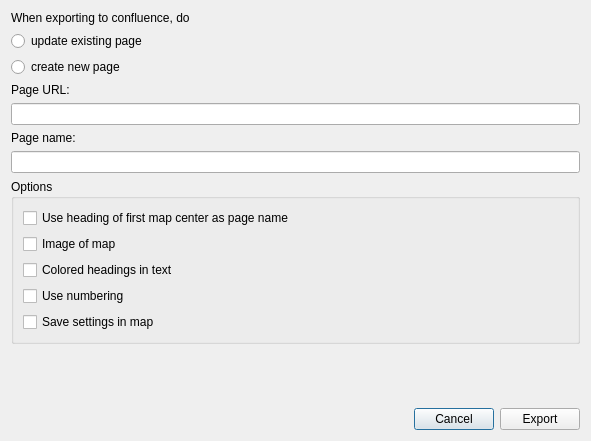
Old version of the form forms/export-confluence-dialog.ui in the repository insilmaril/vym.
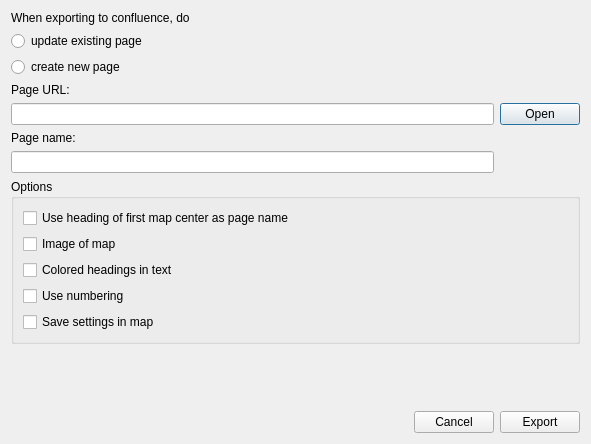
New version of the form. Icons and pictures are not drawn.

Commit message: Button to open page in Confluence dialog

Patch:
```diff
--- a/forms/export-confluence-dialog.ui
+++ b/forms/export-confluence-dialog.ui
@@ -7,7 +7,7 @@
     <x>0</x>
     <y>0</y>
     <width>591</width>
-    <height>441</height>
+    <height>444</height>
    </rect>
   </property>
   <property name="windowTitle">
@@ -49,17 +49,52 @@
     </widget>
    </item>
    <item>
-    <widget class="QLineEdit" name="lineEditURL"/>
-   </item>
-   <item>
+    <layout class="QGridLayout" name="gridLayout">
+     <item row="0" column="0">
+      <widget class="QLineEdit" name="lineEditURL">
+       <property name="sizePolicy">
+        <sizepolicy hsizetype="Minimum" vsizetype="Fixed">
+         <horstretch>0</horstretch>
+         <verstretch>0</verstretch>
+        </sizepolicy>
+       </property>
+      </widget>
+     </item>
+     <item row="0" column="1">
+      <widget class="QPushButton" name="openPageButton">
+       <property name="text">
+        <string>Open</string>
+       </property>
+       <property name="icon">
+        <iconset resource="../vym.qrc">
+         <normaloff>:/flag-url.svg</normaloff>:/flag-url.svg</iconset>
+       </property>
+      </widget>
+     </item>
+     <item row="1" column="0">
     <widget class="QLabel" name="pageNameLabel">
+       <property name="sizePolicy">
+        <sizepolicy hsizetype="Expanding" vsizetype="Preferred">
+         <horstretch>0</horstretch>
+         <verstretch>0</verstretch>
+        </sizepolicy>
+       </property>
      <property name="text">
       <string>Page name:</string>
      </property>
     </widget>
    </item>
-   <item>
-    <widget class="QLineEdit" name="lineEditPageName"/>
+     <item row="2" column="0">
+      <widget class="QLineEdit" name="lineEditPageName">
+       <property name="sizePolicy">
+        <sizepolicy hsizetype="Minimum" vsizetype="Fixed">
+         <horstretch>0</horstretch>
+         <verstretch>0</verstretch>
+        </sizepolicy>
+       </property>
+      </widget>
+     </item>
+    </layout>
    </item>
    <item>
     <widget class="QGroupBox" name="groupBox">
```
Left out of the diff: 4 changed lines with no effect on the pictures. Lines whose indentation alone changed are shown as unchanged. The commit also changes 5 other files.
